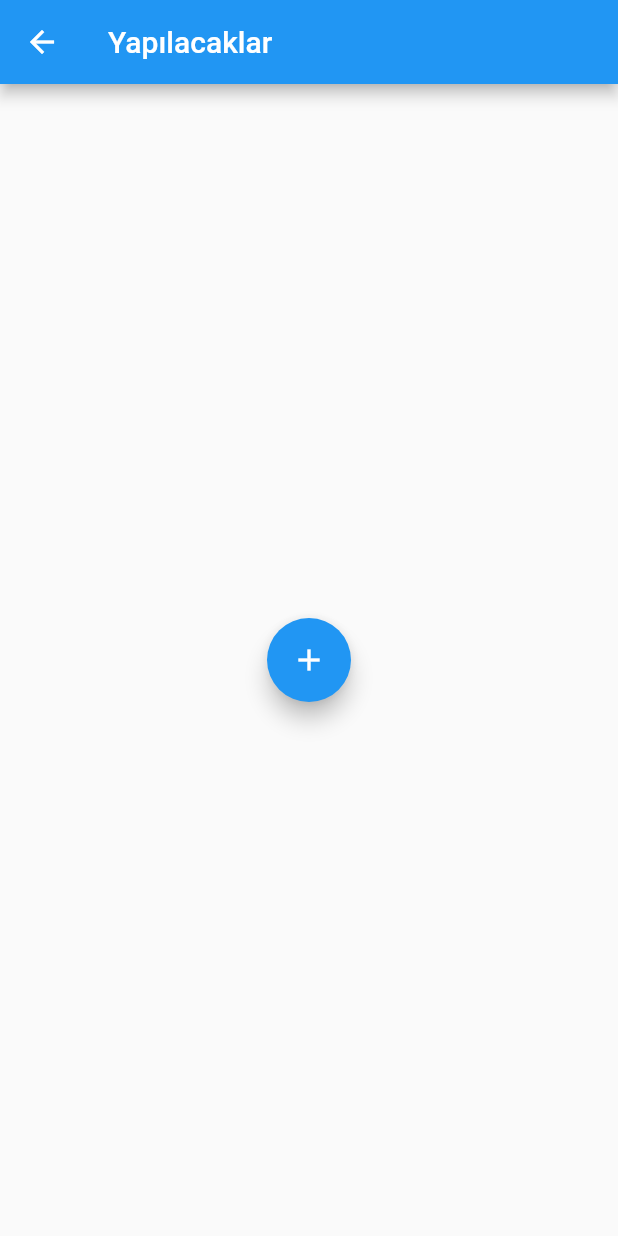
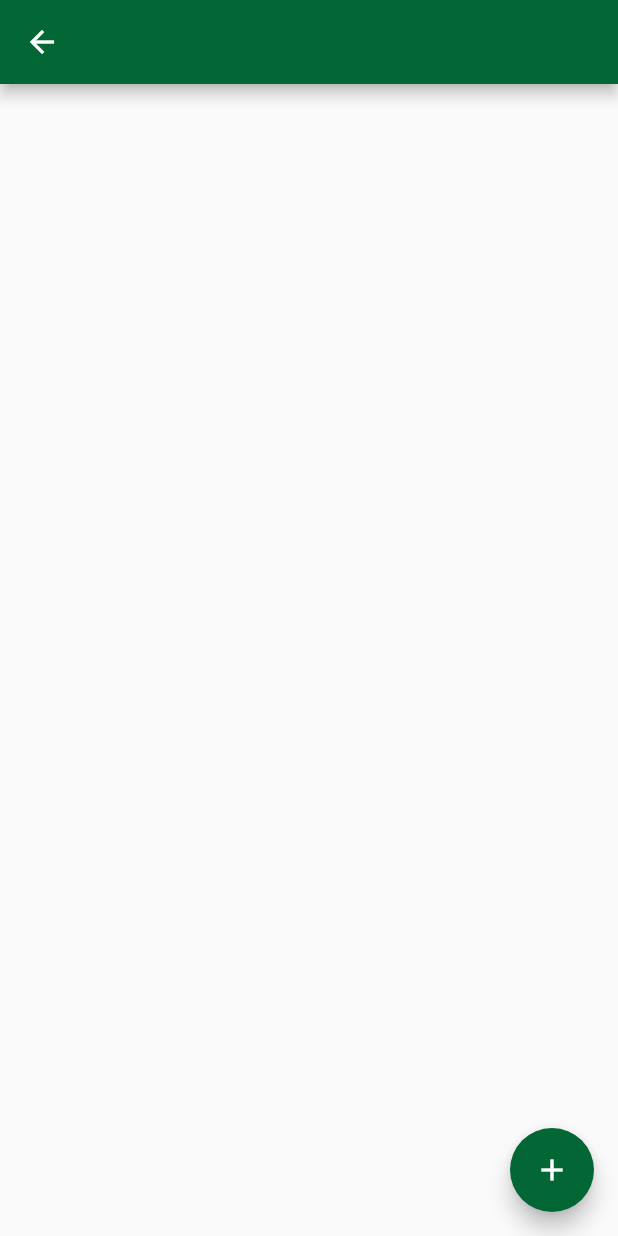
Before and after one commit to nuraybayrakdar/note_app, a Flutter app: the screen it shows after launch, after a tap on "ToDo List", on a phone screen of 412 x 824 dp. Run offline on Flutter 3.47's test engine with Material 2 defaults, Android fonts, the phone set to English and light mode, and no system bars; our stand-ins replace sqflite; accounts and stored records are empty.

Commit message:
appbar design

```diff
--- a/lib/ui/pages/homepage.dart
+++ b/lib/ui/pages/homepage.dart
@@ -1,6 +1,8 @@
 import 'package:flutter/material.dart';
 import 'package:note_app/ui/pages/notes_page.dart';
 import 'package:note_app/ui/pages/todolist.dart';
+import 'package:note_app/ui/widgets/appbarContent.dart';
+import 'package:note_app/ui/widgets/appbarPainter.dart';
 
 class HomePage extends StatefulWidget {
   const HomePage({super.key});
@@ -13,38 +15,30 @@ class _HomePageState extends State<HomePage> {
   @override
   Widget build(BuildContext context) {
     return Scaffold(
-      appBar: AppBar(
-        backgroundColor: const Color.fromARGB(255, 35, 33, 33),
-        title: const Center(
-          child: Text(
-            'Planlamaya Başla !',
-            style: TextStyle(
-                fontFamily: 'RobotoMono',
-                fontWeight: FontWeight.bold,
-                fontSize: 18),
+      body: Column(
+        mainAxisAlignment: MainAxisAlignment.start,
+        children: [
+          CustomPaint(
+            painter: AppbarPainter(),
+            size: const Size(500, 195),
+            child: const AppbarContent(),
           ),
-        ),
-      ),
-      body: Center(
-        child: Column(
-          mainAxisAlignment: MainAxisAlignment.center,
-          children: [
-            Padding(
-              padding: const EdgeInsets.all(8.0),
-              child: SizedBox(
+          Column(
+            children: [
+              Container(
                 width: 200,
                 height: 100,
+                margin: const EdgeInsets.only(bottom: 20, top: 100),
                 child: ElevatedButton(
                     style: ButtonStyle(
                         backgroundColor: MaterialStateProperty.all(
-                            const Color.fromARGB(255, 35, 33, 33)),
-                        shape:
-                            MaterialStateProperty.all<RoundedRectangleBorder>(
-                                RoundedRectangleBorder(
-                                    borderRadius: BorderRadius.circular(18.0),
-                                    side: const BorderSide(
-                                        color:
-                                            Color.fromARGB(255, 67, 60, 60))))),
+                          const Color.fromARGB(231, 10, 148, 79),
+                        ),
+                        shape: MaterialStateProperty
+                            .all<RoundedRectangleBorder>(RoundedRectangleBorder(
+                                borderRadius: BorderRadius.circular(18.0),
+                                side: const BorderSide(
+                                    color: Color.fromARGB(255, 93, 111, 83))))),
                     onPressed: () {
                       Navigator.push(
                         context,
@@ -60,16 +54,16 @@ class _HomePageState extends State<HomePage> {
                           fontSize: 18),
                     )),
               ),
-            ),
-            Padding(
-              padding: const EdgeInsets.all(8.0),
-              child: SizedBox(
+              Container(
+                margin:
+                    const EdgeInsets.symmetric(vertical: 10, horizontal: 10),
                 width: 200,
                 height: 100,
                 child: ElevatedButton(
                     style: ButtonStyle(
                         backgroundColor: MaterialStateProperty.all(
-                            const Color.fromARGB(255, 35, 33, 33)),
+                          Color.fromARGB(233, 3, 102, 52),
+                        ),
                         shape:
                             MaterialStateProperty.all<RoundedRectangleBorder>(
                                 RoundedRectangleBorder(
@@ -92,12 +86,12 @@ class _HomePageState extends State<HomePage> {
                           fontSize: 18),
                     )),
               ),
-            ),
-          ],
-        ),
+            ],
+          ),
+        ],
       ),
       floatingActionButton: FloatingActionButton(
-          backgroundColor: const Color.fromARGB(255, 35, 33, 33),
+          backgroundColor: const Color.fromARGB(231, 3, 161, 83),
           child: const Text(
             "i",
             style: TextStyle(fontFamily: "RobotoMono", fontSize: 18),
--- a/lib/ui/pages/notes_page.dart
+++ b/lib/ui/pages/notes_page.dart
@@ -41,7 +41,7 @@ class _NotesPageState extends State<NotesPage> {
   Widget build(BuildContext context) {
     return Scaffold(
       appBar: AppBar(
-        backgroundColor: const Color.fromARGB(255, 35, 33, 33),
+        backgroundColor: const Color.fromARGB(255, 3, 102, 53),
         title: const Text(
           "Notlarım",
           style: TextStyle(
@@ -60,7 +60,7 @@ class _NotesPageState extends State<NotesPage> {
         child: buildNotes(),
       ),
       floatingActionButton: FloatingActionButton(
-        backgroundColor: const Color.fromARGB(255, 35, 33, 33),
+        backgroundColor: const Color.fromARGB(231, 3, 161, 83),
         child: const Icon(Icons.add),
         onPressed: () async {
           await Navigator.of(context).push(
@@ -72,9 +72,9 @@ class _NotesPageState extends State<NotesPage> {
   }
 
   Widget buildNotes() => StaggeredGridView.countBuilder(
-        padding: EdgeInsets.all(8),
+        padding: const EdgeInsets.all(8),
         itemCount: 12,
-        staggeredTileBuilder: (index) => StaggeredTile.fit(2),
+        staggeredTileBuilder: (index) => const StaggeredTile.fit(2),
         crossAxisCount: 4,
         mainAxisSpacing: 4,
         crossAxisSpacing: 4,
--- a/lib/ui/pages/todolist.dart
+++ b/lib/ui/pages/todolist.dart
@@ -1,4 +1,6 @@
 import 'package:flutter/material.dart';
+import 'package:note_app/ui/widgets/appbarContent.dart';
+import 'package:note_app/ui/widgets/appbarPainter.dart';
 
 class ToDoListPage extends StatefulWidget {
   const ToDoListPage({super.key});
@@ -11,21 +13,17 @@ class _ToDoListPageState extends State<ToDoListPage> {
   @override
   Widget build(BuildContext context) {
     return Scaffold(
-      appBar: AppBar(
-        title: const Text("Yapılacaklar"),
-      ),
-      body: Center(
-        child: Column(
-          mainAxisAlignment: MainAxisAlignment.center,
-          children: [
-            FloatingActionButton(
-              onPressed: () {},
-              tooltip: 'Increment',
-              child: const Icon(Icons.add),
-            ),
-          ],
+        appBar: AppBar(
+          backgroundColor: const Color.fromARGB(255, 3, 102, 53),
         ),
-      ),
-    );
+        body: Column(
+          children: [],
+        ),
+        floatingActionButton: FloatingActionButton(
+          onPressed: () {},
+          tooltip: 'Increment',
+          backgroundColor: const Color.fromARGB(255, 3, 102, 53),
+          child: const Icon(Icons.add),
+        ));
   }
 }
--- /dev/null
+++ b/lib/ui/widgets/appbarPainter.dart
@@ -0,0 +1,32 @@
+import 'package:flutter/material.dart';
+
+class AppbarPainter extends CustomPainter {
+  @override
+  void paint(Canvas canvas, Size size) {
+    var rect = Offset.zero & size;
+    Paint paint = Paint();
+    Path path = Path();
+    paint.shader = const LinearGradient(
+        begin: Alignment.centerLeft,
+        end: Alignment.centerRight,
+        colors: [
+          Color.fromARGB(231, 3, 161, 83),
+          Color.fromARGB(255, 3, 102, 53),
+        ]).createShader(rect);
+    path.lineTo(
+      0,
+      size.height - size.height / 8,
+    );
+    path.conicTo(size.width / 1.3, size.height, size.width,
+        size.height - size.height / 8, 9);
+    path.lineTo(size.width, 0);
+    canvas.drawShadow(path, const Color.fromARGB(255, 3, 102, 53), 4, false);
+    path.close();
+    canvas.drawPath(path, paint);
+  }
+
+  @override
+  bool shouldRepaint(covariant CustomPainter oldDelegate) {
+    return true;
+  }
+}
```
